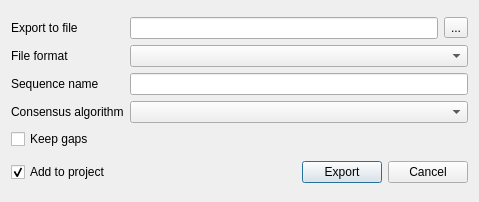
Old version of the form src/corelibs/U2View/src/ov_assembly/ui/ExportConsensusDialog.ui in the repository violethaze74/ugene.
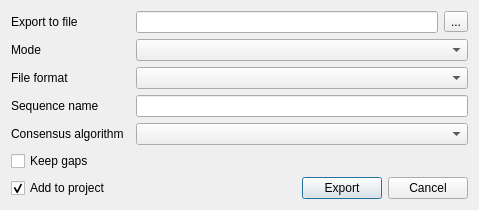
New version of the form.

Commit message: UGENE-1117 Add "export consensus variations" option in assembly browser and small minor fixes

Patch:
```diff
--- a/src/corelibs/U2View/src/ov_assembly/ui/ExportConsensusDialog.ui
+++ b/src/corelibs/U2View/src/ov_assembly/ui/ExportConsensusDialog.ui
@@ -23,53 +23,63 @@
        </property>
       </widget>
      </item>
-     <item row="0" column="1">
-      <widget class="QLineEdit" name="filepathLineEdit"/>
-     </item>
      <item row="0" column="2">
+      <widget class="QLineEdit" name="filepathLineEdit"/>
+     </item>
+     <item row="0" column="3">
       <widget class="QToolButton" name="filepathToolButton">
        <property name="text">
         <string>...</string>
        </property>
       </widget>
      </item>
-     <item row="1" column="1" colspan="2">
+     <item row="2" column="2" colspan="2">
       <widget class="QComboBox" name="documentFormatComboBox"/>
      </item>
-     <item row="1" column="0">
-      <widget class="QLabel" name="documentFormatLabel">
-       <property name="text">
-        <string>File format</string>
-       </property>
-      </widget>
-     </item>
-     <item row="2" column="0">
+     <item row="3" column="0">
       <widget class="QLabel" name="sequenceNameLabel">
        <property name="text">
         <string>Sequence name</string>
        </property>
       </widget>
      </item>
-     <item row="2" column="1" colspan="2">
+     <item row="3" column="2" colspan="2">
       <widget class="QLineEdit" name="sequenceNameLineEdit"/>
      </item>
-     <item row="4" column="0" colspan="3">
+     <item row="5" column="0" colspan="4">
       <widget class="QCheckBox" name="keepGapsCheckBox">
        <property name="text">
         <string>Keep gaps</string>
        </property>
       </widget>
      </item>
-     <item row="3" column="0">
+     <item row="4" column="0">
       <widget class="QLabel" name="algorithmLabel">
        <property name="text">
         <string>Consensus algorithm</string>
        </property>
       </widget>
      </item>
-     <item row="3" column="1" colspan="2">
+     <item row="4" column="2" colspan="2">
       <widget class="QComboBox" name="algorithmComboBox"/>
      </item>
+     <item row="2" column="0">
+      <widget class="QLabel" name="documentFormatLabel">
+       <property name="text">
+        <string>File format</string>
+       </property>
+      </widget>
+     </item>
+     <item row="1" column="0">
+      <widget class="QLabel" name="variationModeLabel">
+       <property name="text">
+        <string>Mode</string>
+       </property>
+      </widget>
+     </item>
+     <item row="1" column="2" colspan="2">
+      <widget class="QComboBox" name="variationModeComboBox"/>
+     </item>
     </layout>
    </item>
    <item>
```
The commit also changes 20 other files.
